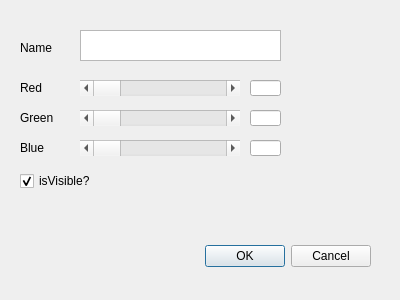
This is Worksheet7/Qt_VTK/optiondialog.ui in tylerchanner/2023_20451427 as Qt 5 draws it before an edit. The edited form follows.
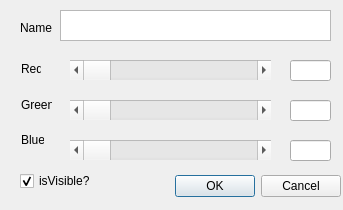
This is the edited form.

What changed in the file:
```diff
--- a/Worksheet7/Qt_VTK/optiondialog.ui
+++ b/Worksheet7/Qt_VTK/optiondialog.ui
@@ -6,8 +6,8 @@
    <rect>
     <x>0</x>
     <y>0</y>
-    <width>400</width>
-    <height>300</height>
+    <width>343</width>
+    <height>210</height>
    </rect>
   </property>
   <property name="contextMenuPolicy">
@@ -19,8 +19,8 @@
   <widget class="QDialogButtonBox" name="buttonBox">
    <property name="geometry">
     <rect>
-     <x>30</x>
-     <y>240</y>
+     <x>0</x>
+     <y>170</y>
      <width>341</width>
      <height>32</height>
     </rect>
@@ -32,12 +32,130 @@
     <set>QDialogButtonBox::Cancel|QDialogButtonBox::Ok</set>
    </property>
   </widget>
+  <widget class="QScrollBar" name="horizontalScrollBarRed">
+   <property name="geometry">
+    <rect>
+     <x>70</x>
+     <y>60</y>
+     <width>201</width>
+     <height>20</height>
+    </rect>
+   </property>
+   <property name="maximum">
+    <number>255</number>
+   </property>
+   <property name="pageStep">
+    <number>1</number>
+   </property>
+   <property name="value">
+    <number>0</number>
+   </property>
+   <property name="sliderPosition">
+    <number>0</number>
+   </property>
+   <property name="orientation">
+    <enum>Qt::Horizontal</enum>
+   </property>
+  </widget>
+  <widget class="QScrollBar" name="horizontalScrollBarGreen">
+   <property name="geometry">
+    <rect>
+     <x>70</x>
+     <y>100</y>
+     <width>201</width>
+     <height>20</height>
+    </rect>
+   </property>
+   <property name="maximum">
+    <number>255</number>
+   </property>
+   <property name="pageStep">
+    <number>1</number>
+   </property>
+   <property name="value">
+    <number>0</number>
+   </property>
+   <property name="sliderPosition">
+    <number>0</number>
+   </property>
+   <property name="orientation">
+    <enum>Qt::Horizontal</enum>
+   </property>
+  </widget>
+  <widget class="QScrollBar" name="horizontalScrollBarBlue">
+   <property name="geometry">
+    <rect>
+     <x>70</x>
+     <y>140</y>
+     <width>201</width>
+     <height>20</height>
+    </rect>
+   </property>
+   <property name="maximum">
+    <number>255</number>
+   </property>
+   <property name="pageStep">
+    <number>1</number>
+   </property>
+   <property name="value">
+    <number>0</number>
+   </property>
+   <property name="sliderPosition">
+    <number>0</number>
+   </property>
+   <property name="orientation">
+    <enum>Qt::Horizontal</enum>
+   </property>
+  </widget>
+  <widget class="QLineEdit" name="lineEdit">
+   <property name="geometry">
+    <rect>
+     <x>290</x>
+     <y>60</y>
+     <width>41</width>
+     <height>21</height>
+    </rect>
+   </property>
+  </widget>
+  <widget class="QLineEdit" name="lineEdit_2">
+   <property name="geometry">
+    <rect>
+     <x>290</x>
+     <y>100</y>
+     <width>41</width>
+     <height>21</height>
+    </rect>
+   </property>
+  </widget>
+  <widget class="QLineEdit" name="lineEdit_3">
+   <property name="geometry">
+    <rect>
+     <x>290</x>
+     <y>140</y>
+     <width>41</width>
+     <height>21</height>
+    </rect>
+   </property>
+  </widget>
+  <widget class="QLabel" name="label">
+   <property name="geometry">
+    <rect>
+     <x>20</x>
+     <y>20</y>
+     <width>32</width>
+     <height>16</height>
+    </rect>
+   </property>
+   <property name="text">
+    <string>Name</string>
+   </property>
+  </widget>
   <widget class="QPlainTextEdit" name="plainTextEdit">
    <property name="geometry">
     <rect>
-     <x>80</x>
-     <y>30</y>
-     <width>201</width>
+     <x>60</x>
+     <y>10</y>
+     <width>271</width>
      <height>31</height>
     </rect>
    </property>
@@ -48,14 +166,40 @@
   <widget class="QLabel" name="label">
    <property name="geometry">
     <rect>
-     <x>20</x>
-     <y>40</y>
-     <width>49</width>
+     <x>21</x>
+     <y>97</y>
+     <width>31</width>
      <height>16</height>
     </rect>
    </property>
    <property name="text">
-    <string>Name</string>
+    <string>Green</string>
+   </property>
+  </widget>
+  <widget class="QLabel" name="label_5">
+   <property name="geometry">
+    <rect>
+     <x>21</x>
+     <y>132</y>
+     <width>23</width>
+     <height>16</height>
+    </rect>
+   </property>
+   <property name="text">
+    <string>Blue</string>
+   </property>
+  </widget>
+  <widget class="QLabel" name="label_3">
+   <property name="geometry">
+    <rect>
+     <x>21</x>
+     <y>61</y>
+     <width>20</width>
+     <height>16</height>
+    </rect>
+   </property>
+   <property name="text">
+    <string>Red</string>
    </property>
   </widget>
   <widget class="QCheckBox" name="checkBox">
@@ -63,7 +207,7 @@
     <rect>
      <x>20</x>
      <y>170</y>
-     <width>78</width>
+     <width>72</width>
      <height>22</height>
     </rect>
    </property>
@@ -74,150 +218,6 @@
     <bool>true</bool>
    </property>
   </widget>
-  <widget class="QScrollBar" name="horizontalScrollBarRed">
-   <property name="geometry">
-    <rect>
-     <x>80</x>
-     <y>80</y>
-     <width>160</width>
-     <height>16</height>
-    </rect>
-   </property>
-   <property name="maximum">
-    <number>255</number>
-   </property>
-   <property name="pageStep">
-    <number>1</number>
-   </property>
-   <property name="value">
-    <number>0</number>
-   </property>
-   <property name="sliderPosition">
-    <number>0</number>
-   </property>
-   <property name="orientation">
-    <enum>Qt::Horizontal</enum>
-   </property>
-  </widget>
-  <widget class="QScrollBar" name="horizontalScrollBarGreen">
-   <property name="geometry">
-    <rect>
-     <x>80</x>
-     <y>110</y>
-     <width>160</width>
-     <height>16</height>
-    </rect>
-   </property>
-   <property name="maximum">
-    <number>255</number>
-   </property>
-   <property name="pageStep">
-    <number>1</number>
-   </property>
-   <property name="value">
-    <number>0</number>
-   </property>
-   <property name="sliderPosition">
-    <number>0</number>
-   </property>
-   <property name="orientation">
-    <enum>Qt::Horizontal</enum>
-   </property>
-  </widget>
-  <widget class="QScrollBar" name="horizontalScrollBarBlue">
-   <property name="geometry">
-    <rect>
-     <x>80</x>
-     <y>140</y>
-     <width>160</width>
-     <height>16</height>
-    </rect>
-   </property>
-   <property name="maximum">
-    <number>255</number>
-   </property>
-   <property name="pageStep">
-    <number>1</number>
-   </property>
-   <property name="value">
-    <number>0</number>
-   </property>
-   <property name="sliderPosition">
-    <number>0</number>
-   </property>
-   <property name="orientation">
-    <enum>Qt::Horizontal</enum>
-   </property>
-  </widget>
-  <widget class="QLabel" name="label_3">
-   <property name="geometry">
-    <rect>
-     <x>20</x>
-     <y>80</y>
-     <width>49</width>
-     <height>16</height>
-    </rect>
-   </property>
-   <property name="text">
-    <string>Red</string>
-   </property>
-  </widget>
-  <widget class="QLabel" name="label_4">
-   <property name="geometry">
-    <rect>
-     <x>20</x>
-     <y>110</y>
-     <width>49</width>
-     <height>16</height>
-    </rect>
-   </property>
-   <property name="text">
-    <string>Green</string>
-   </property>
-  </widget>
-  <widget class="QLabel" name="label_5">
-   <property name="geometry">
-    <rect>
-     <x>20</x>
-     <y>140</y>
-     <width>49</width>
-     <height>16</height>
-    </rect>
-   </property>
-   <property name="text">
-    <string>Blue</string>
-   </property>
-  </widget>
-  <widget class="QLineEdit" name="lineEdit">
-   <property name="geometry">
-    <rect>
-     <x>250</x>
-     <y>80</y>
-     <width>31</width>
-     <height>16</height>
-    </rect>
-   </property>
-  </widget>
-  <widget class="QLineEdit" name="lineEdit_2">
-   <property name="geometry">
-    <rect>
-     <x>250</x>
-     <y>110</y>
-     <width>31</width>
-     <height>16</height>
-    </rect>
-   </property>
-  </widget>
-  <widget class="QLineEdit" name="lineEdit_3">
-   <property name="geometry">
-    <rect>
-     <x>250</x>
-     <y>140</y>
-     <width>31</width>
-     <height>16</height>
-    </rect>
-   </property>
-  </widget>
  </widget>
  <resources/>
  <connections>
```
Left out of the diff: 2 changed lines with no effect on the pictures.
